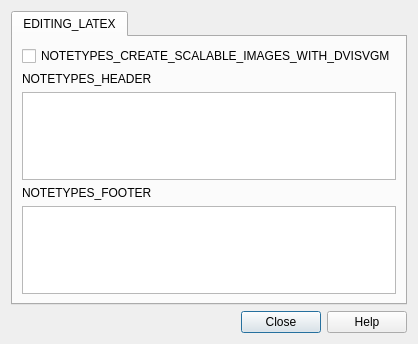
First picture: the form in qt/aqt/forms/modelopts.ui, repository ankitects/anki, before the edit.
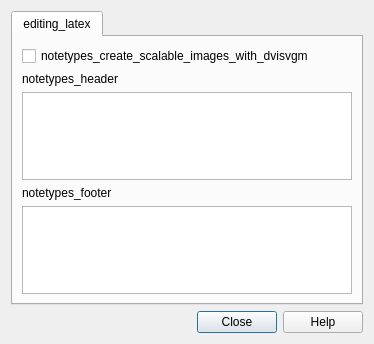
Second picture: the form after the edit.

```diff
--- a/qt/aqt/forms/modelopts.ui
+++ b/qt/aqt/forms/modelopts.ui
@@ -24,20 +24,20 @@
      </property>
      <widget class="QWidget" name="tab">
       <attribute name="title">
-       <string>EDITING_LATEX</string>
+       <string>editing_latex</string>
       </attribute>
       <layout class="QVBoxLayout" name="verticalLayout">
        <item>
         <widget class="QCheckBox" name="latexsvg">
          <property name="text">
-          <string>NOTETYPES_CREATE_SCALABLE_IMAGES_WITH_DVISVGM</string>
+          <string>notetypes_create_scalable_images_with_dvisvgm</string>
          </property>
         </widget>
        </item>
        <item>
         <widget class="QLabel" name="label_6">
          <property name="text">
-          <string>NOTETYPES_HEADER</string>
+          <string>notetypes_header</string>
          </property>
         </widget>
        </item>
@@ -51,7 +51,7 @@
        <item>
         <widget class="QLabel" name="label_7">
          <property name="text">
-          <string>NOTETYPES_FOOTER</string>
+          <string>notetypes_footer</string>
          </property>
         </widget>
        </item>
```
